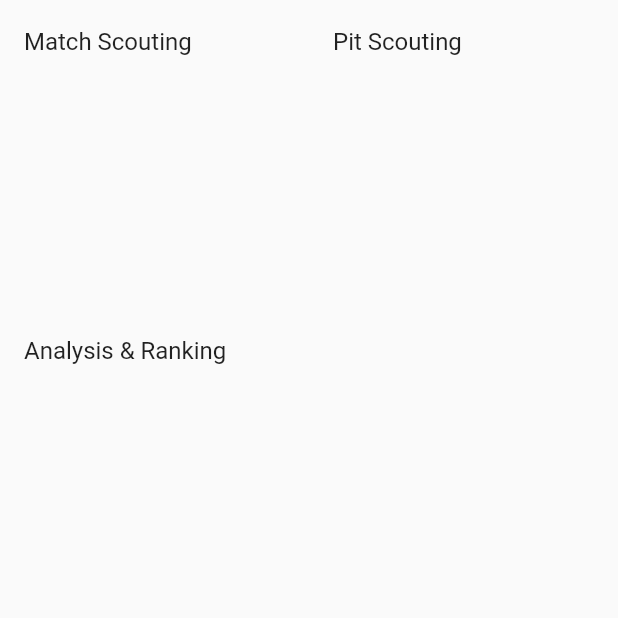
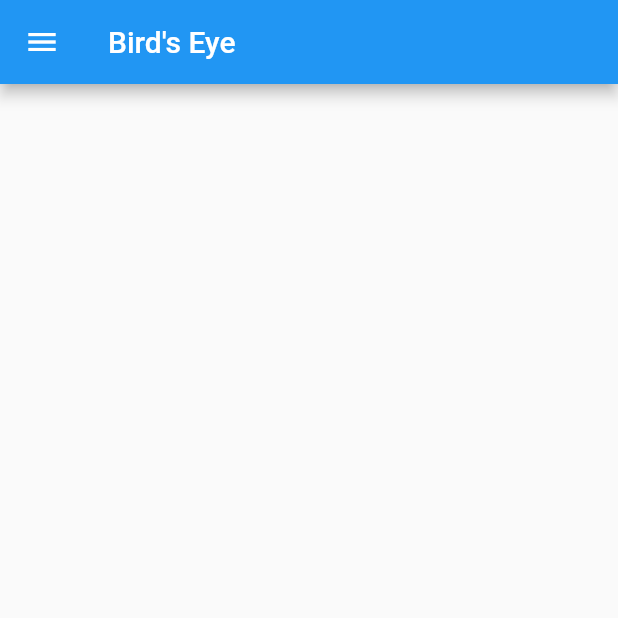
Before and after one commit to Team4159/BirdsEye-Frontend, a Flutter app: the screen it shows after launch, on a phone screen of 412 x 824 dp, the top half of it. Run offline on Flutter 3.47's test engine with Material 2 defaults, Android fonts, the phone set to English and light mode, and no system bars.

Commit message:
add navigation

```diff
--- a/lib/main.dart
+++ b/lib/main.dart
@@ -1,4 +1,6 @@
 import 'package:flutter/material.dart';
+
+import 'matchscout.dart';
 
 void main() => runApp(const BirdsEye());
 
@@ -22,13 +24,33 @@ class BirdsEye extends StatelessWidget {
         // is not restarted.
         primarySwatch: Colors.blue,
       ),
-        home: Scaffold(
-            body: GridView.count(
-          crossAxisCount: 2,
+      home: const MainScreen(),
+    );
+  }
+}
+
+class MainScreen extends StatelessWidget {
+  const MainScreen({super.key});
+
+  @override
+  Widget build(BuildContext context) {
+    return Scaffold(
+        appBar: AppBar(
+          title: const Text("Bird's Eye"),
+        ),
+        drawer: Drawer(
+            child: ListView(
           children: [
-            ListTile(title: Text("Match Scouting")),
-            ListTile(title: Text("Pit Scouting")),
-            ListTile(title: Text("Analysis & Ranking"))
+            ListTile(
+              title: const Text("Match Scouting"),
+              onTap: () {
+                Navigator.pop(context);
+                Navigator.push(
+                    context,
+                    MaterialPageRoute(
+                        builder: (context) => const MatchScout()));
+              },
+            ),
           ],
         )));
   }
```
Also changed, not shown: lib/matchscout.dart (+10 -0 lines). Lines whose indentation alone changed are shown as unchanged.
